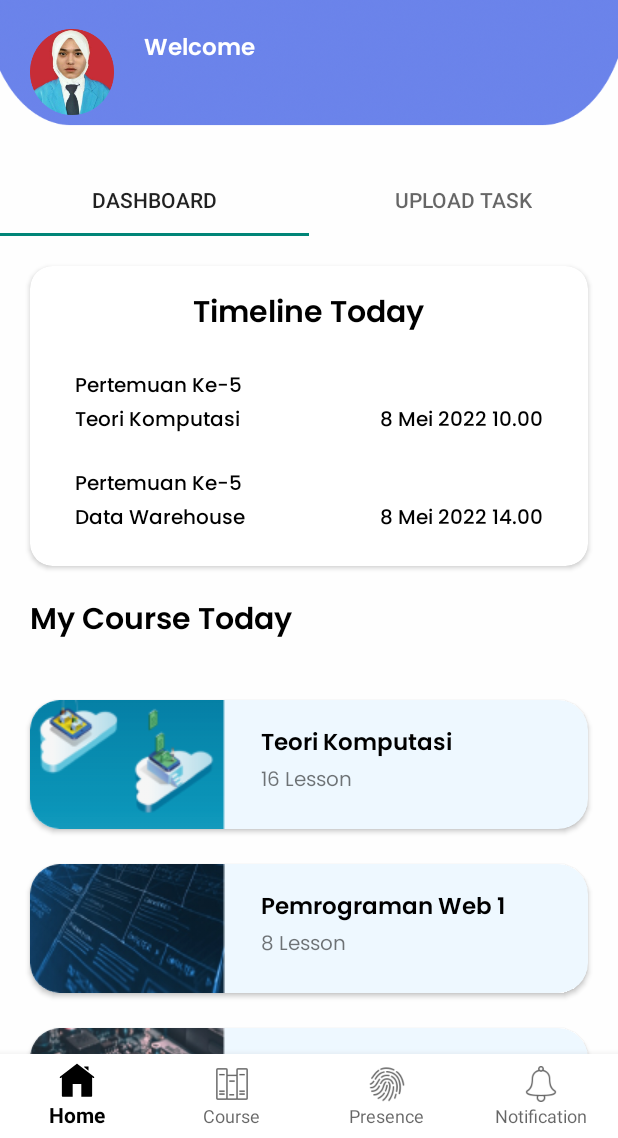
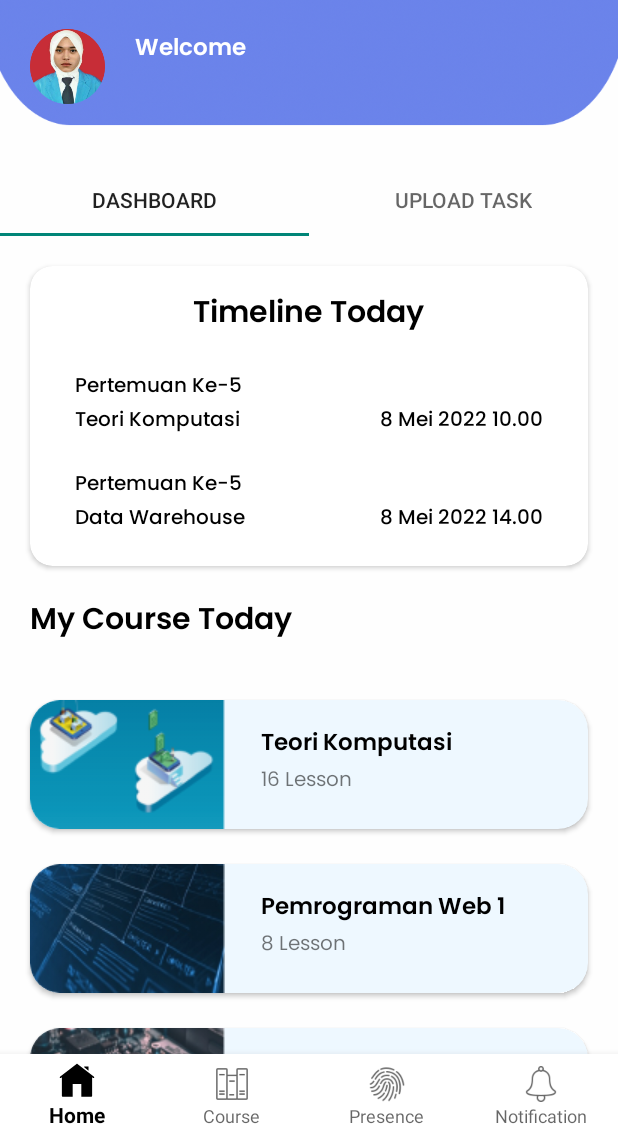
Before and after one commit to heryaulia/E-LearningAPP, an Android app: the screen it shows after launch once a user with an empty profile is signed in (MainActivity), on a phone screen of 412 x 824 dp, the part 98-1236 px from its top. Run offline under Robolectric (Android 15) with nearby library versions, the phone set to English and light mode, and no system bars; our stand-ins replace Firebase (no records; nobody signed in at launch, a user with empty details on screens opened directly); Roboto replaces fonts that are not available here.

```diff
--- a/app/src/main/res/layout/activity_course.xml
+++ b/app/src/main/res/layout/activity_course.xml
@@ -18,7 +18,7 @@
             android:layout_width="30dp"
             android:layout_height="30dp"
             android:background="@drawable/ic_back"
-            android:layout_marginLeft="20dp" />
+            android:layout_marginStart="20dp" />
 
         <TextView
             android:id="@+id/textView14"
@@ -28,7 +28,7 @@
             android:text="Course"
             android:textSize="25sp"
             android:fontFamily="@font/poppins_semibold"
-           android:layout_centerHorizontal="true"/>
+            android:layout_centerHorizontal="true"/>
 
     </RelativeLayout>
 
--- a/app/src/main/res/layout/fragment_home.xml
+++ b/app/src/main/res/layout/fragment_home.xml
@@ -30,8 +30,8 @@
 
         <Button
             android:id="@+id/btn_user_profile"
-            android:layout_width="56dp"
-            android:layout_height="57dp"
+            android:layout_width="50dp"
+            android:layout_height="50dp"
             android:layout_marginLeft="20dp"
             android:background="@drawable/imgprofilakunsaya"
             android:text="" />
--- a/app/src/main/res/values/colors.xml
+++ b/app/src/main/res/values/colors.xml
@@ -8,4 +8,5 @@
     <color name="black">#FF000000</color>
     <color name="white">#FFFFFFFF</color>
     <color name="biru">#4C6AE6</color>
+    <color name="Merah">#DC3545</color>
 </resources>
```
Also changed, not shown: app/src/main/res/layout/activity_user_profile.xml (+14 -12 lines).
